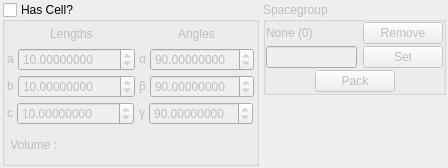
Qt form trunk/src/gui/celldefine.ui (trisyoungs/aten) before a commit.
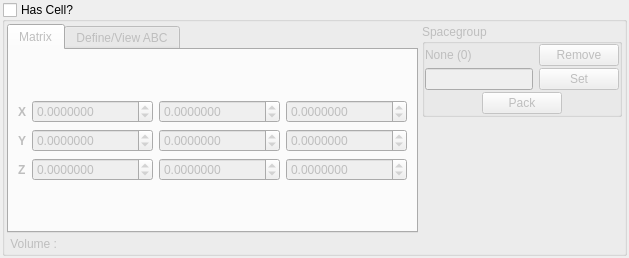
The same form after that commit. Icons and pictures are not drawn.

Commit message: Updated CellDefine window to work with Cell matrix rather than cell lengths and angles, and added separate page to set matrix from lengths/angles. Fixed - Had forgotten to remove default printing of new measurement values in Model::addMeasurement(), and measured values were still not being return correctly. Modified CellEvent to store matrices rather than lengths and angles.

```diff
--- a/trunk/src/gui/celldefine.ui
+++ b/trunk/src/gui/celldefine.ui
@@ -5,8 +5,8 @@
    <rect>
     <x>0</x>
     <y>0</y>
-    <width>448</width>
-    <height>168</height>
+    <width>529</width>
+    <height>258</height>
    </rect>
   </property>
   <property name="windowTitle" >
@@ -16,7 +16,7 @@
    <iconset resource="icons.qrc" >
     <normaloff>:/stackicons/icons/stack_celldefine.svg</normaloff>:/stackicons/icons/stack_celldefine.svg</iconset>
   </property>
-  <layout class="QHBoxLayout" >
+  <layout class="QHBoxLayout" name="horizontalLayout_3" >
    <property name="spacing" >
     <number>4</number>
    </property>
@@ -34,13 +34,310 @@
      <property name="checked" >
       <bool>false</bool>
      </property>
-     <layout class="QVBoxLayout" >
+     <layout class="QHBoxLayout" name="horizontalLayout_2" >
       <property name="spacing" >
        <number>4</number>
       </property>
       <property name="margin" >
        <number>2</number>
       </property>
+      <item>
+       <layout class="QVBoxLayout" name="verticalLayout_2" >
+        <item>
+         <widget class="QTabWidget" name="CellTabs" >
+          <property name="tabPosition" >
+           <enum>QTabWidget::North</enum>
+          </property>
+          <property name="currentIndex" >
+           <number>0</number>
+          </property>
+          <widget class="QWidget" name="CellMatrixTab" >
+           <property name="geometry" >
+            <rect>
+             <x>0</x>
+             <y>0</y>
+             <width>308</width>
+             <height>174</height>
+            </rect>
+           </property>
+           <attribute name="title" >
+            <string>Matrix</string>
+           </attribute>
+           <layout class="QVBoxLayout" name="verticalLayout_3" >
+            <item>
+             <layout class="QGridLayout" name="gridLayout" >
+              <item row="0" column="0" >
+               <widget class="QLabel" name="label" >
+                <property name="sizePolicy" >
+                 <sizepolicy vsizetype="Preferred" hsizetype="Minimum" >
+                  <horstretch>0</horstretch>
+                  <verstretch>0</verstretch>
+                 </sizepolicy>
+                </property>
+                <property name="font" >
+                 <font>
+                  <weight>75</weight>
+                  <bold>true</bold>
+                 </font>
+                </property>
+                <property name="text" >
+                 <string>X</string>
+                </property>
+               </widget>
+              </item>
+              <item row="0" column="1" >
+               <widget class="QDoubleSpinBox" name="CellMatrixXXSpin" >
+                <property name="sizePolicy" >
+                 <sizepolicy vsizetype="Fixed" hsizetype="Expanding" >
+                  <horstretch>0</horstretch>
+                  <verstretch>0</verstretch>
+                 </sizepolicy>
+                </property>
+                <property name="toolTip" >
+                 <string>X-component of the X-axis</string>
+                </property>
+                <property name="decimals" >
+                 <number>7</number>
+                </property>
+                <property name="minimum" >
+                 <double>-100000000.000000000000000</double>
+                </property>
+                <property name="maximum" >
+                 <double>10000000.000000000000000</double>
+                </property>
+               </widget>
+              </item>
+              <item row="0" column="2" >
+               <widget class="QDoubleSpinBox" name="CellMatrixXYSpin" >
+                <property name="sizePolicy" >
+                 <sizepolicy vsizetype="Fixed" hsizetype="Expanding" >
+                  <horstretch>0</horstretch>
+                  <verstretch>0</verstretch>
+                 </sizepolicy>
+                </property>
+                <property name="toolTip" >
+                 <string>Y-component of the X-axis</string>
+                </property>
+                <property name="decimals" >
+                 <number>7</number>
+                </property>
+                <property name="minimum" >
+                 <double>-100000000.000000000000000</double>
+                </property>
+                <property name="maximum" >
+                 <double>10000000.000000000000000</double>
+                </property>
+               </widget>
+              </item>
+              <item row="0" column="3" >
+               <widget class="QDoubleSpinBox" name="CellMatrixXZSpin" >
+                <property name="sizePolicy" >
+                 <sizepolicy vsizetype="Fixed" hsizetype="Expanding" >
+                  <horstretch>0</horstretch>
+                  <verstretch>0</verstretch>
+                 </sizepolicy>
+                </property>
+                <property name="toolTip" >
+                 <string>Z-component of the X-axis</string>
+                </property>
+                <property name="decimals" >
+                 <number>7</number>
+                </property>
+                <property name="minimum" >
+                 <double>-100000000.000000000000000</double>
+                </property>
+                <property name="maximum" >
+                 <double>10000000.000000000000000</double>
+                </property>
+               </widget>
+              </item>
+              <item row="1" column="0" >
+               <widget class="QLabel" name="label_2" >
+                <property name="sizePolicy" >
+                 <sizepolicy vsizetype="Preferred" hsizetype="Minimum" >
+                  <horstretch>0</horstretch>
+                  <verstretch>0</verstretch>
+                 </sizepolicy>
+                </property>
+                <property name="font" >
+                 <font>
+                  <weight>75</weight>
+                  <bold>true</bold>
+                 </font>
+                </property>
+                <property name="text" >
+                 <string>Y</string>
+                </property>
+               </widget>
+              </item>
+              <item row="1" column="1" >
+               <widget class="QDoubleSpinBox" name="CellMatrixYXSpin" >
+                <property name="sizePolicy" >
+                 <sizepolicy vsizetype="Fixed" hsizetype="Expanding" >
+                  <horstretch>0</horstretch>
+                  <verstretch>0</verstretch>
+                 </sizepolicy>
+                </property>
+                <property name="toolTip" >
+                 <string>X-component of the Y-axis</string>
+                </property>
+                <property name="decimals" >
+                 <number>7</number>
+                </property>
+                <property name="minimum" >
+                 <double>-100000000.000000000000000</double>
+                </property>
+                <property name="maximum" >
+                 <double>10000000.000000000000000</double>
+                </property>
+               </widget>
+              </item>
+              <item row="1" column="2" >
+               <widget class="QDoubleSpinBox" name="CellMatrixYYSpin" >
+                <property name="sizePolicy" >
+                 <sizepolicy vsizetype="Fixed" hsizetype="Expanding" >
+                  <horstretch>0</horstretch>
+                  <verstretch>0</verstretch>
+                 </sizepolicy>
+                </property>
+                <property name="toolTip" >
+                 <string>Y-component of the Y-axis</string>
+                </property>
+                <property name="decimals" >
+                 <number>7</number>
+                </property>
+                <property name="minimum" >
+                 <double>-100000000.000000000000000</double>
+                </property>
+                <property name="maximum" >
+                 <double>10000000.000000000000000</double>
+                </property>
+               </widget>
+              </item>
+              <item row="1" column="3" >
+               <widget class="QDoubleSpinBox" name="CellMatrixYZSpin" >
+                <property name="sizePolicy" >
+                 <sizepolicy vsizetype="Fixed" hsizetype="Expanding" >
+                  <horstretch>0</horstretch>
+                  <verstretch>0</verstretch>
+                 </sizepolicy>
+                </property>
+                <property name="toolTip" >
+                 <string>Z-component of the Y-axis</string>
+                </property>
+                <property name="decimals" >
+                 <number>7</number>
+                </property>
+                <property name="minimum" >
+                 <double>-100000000.000000000000000</double>
+                </property>
+                <property name="maximum" >
+                 <double>10000000.000000000000000</double>
+                </property>
+               </widget>
+              </item>
+              <item row="2" column="0" >
+               <widget class="QLabel" name="label_3" >
+                <property name="sizePolicy" >
+                 <sizepolicy vsizetype="Preferred" hsizetype="Minimum" >
+                  <horstretch>0</horstretch>
+                  <verstretch>0</verstretch>
+                 </sizepolicy>
+                </property>
+                <property name="font" >
+                 <font>
+                  <weight>75</weight>
+                  <bold>true</bold>
+                 </font>
+                </property>
+                <property name="text" >
+                 <string>Z</string>
+                </property>
+               </widget>
+              </item>
+              <item row="2" column="1" >
+               <widget class="QDoubleSpinBox" name="CellMatrixZXSpin" >
+                <property name="sizePolicy" >
+                 <sizepolicy vsizetype="Fixed" hsizetype="Expanding" >
+                  <horstretch>0</horstretch>
+                  <verstretch>0</verstretch>
+                 </sizepolicy>
+                </property>
+                <property name="toolTip" >
+                 <string>X-component of the Z-axis</string>
+                </property>
+                <property name="decimals" >
+                 <number>7</number>
+                </property>
+                <property name="minimum" >
+                 <double>-100000000.000000000000000</double>
+                </property>
+                <property name="maximum" >
+                 <double>10000000.000000000000000</double>
+                </property>
+               </widget>
+              </item>
+              <item row="2" column="2" >
+               <widget class="QDoubleSpinBox" name="CellMatrixZYSpin" >
+                <property name="sizePolicy" >
+                 <sizepolicy vsizetype="Fixed" hsizetype="Expanding" >
+                  <horstretch>0</horstretch>
+                  <verstretch>0</verstretch>
+                 </sizepolicy>
+                </property>
+                <property name="toolTip" >
+                 <string>Y-component of the Z-axis</string>
+                </property>
+                <property name="decimals" >
+                 <number>7</number>
+                </property>
+                <property name="minimum" >
+                 <double>-100000000.000000000000000</double>
+                </property>
+                <property name="maximum" >
+                 <double>10000000.000000000000000</double>
+                </property>
+               </widget>
+              </item>
+              <item row="2" column="3" >
+               <widget class="QDoubleSpinBox" name="CellMatrixZZSpin" >
+                <property name="sizePolicy" >
+                 <sizepolicy vsizetype="Fixed" hsizetype="Expanding" >
+                  <horstretch>0</horstretch>
+                  <verstretch>0</verstretch>
+                 </sizepolicy>
+                </property>
+                <property name="toolTip" >
+                 <string>Z-component of the Z-axis</string>
+                </property>
+                <property name="decimals" >
+                 <number>7</number>
+                </property>
+                <property name="minimum" >
+                 <double>-100000000.000000000000000</double>
+                </property>
+                <property name="maximum" >
+                 <double>10000000.000000000000000</double>
+                </property>
+               </widget>
+              </item>
+             </layout>
+            </item>
+           </layout>
+          </widget>
+          <widget class="QWidget" name="tab_2" >
+           <property name="geometry" >
+            <rect>
+             <x>0</x>
+             <y>0</y>
+             <width>308</width>
+             <height>174</height>
+            </rect>
+           </property>
+           <attribute name="title" >
+            <string>Define/View ABC</string>
+           </attribute>
+           <layout class="QVBoxLayout" name="verticalLayout" >
       <item>
        <layout class="QHBoxLayout" >
         <property name="spacing" >
@@ -419,6 +716,53 @@
        </layout>
       </item>
       <item>
+             <layout class="QHBoxLayout" name="horizontalLayout" >
+              <item>
+               <spacer name="horizontalSpacer" >
+                <property name="orientation" >
+                 <enum>Qt::Horizontal</enum>
+                </property>
+                <property name="sizeHint" stdset="0" >
+                 <size>
+                  <width>40</width>
+                  <height>20</height>
+                 </size>
+                </property>
+               </spacer>
+              </item>
+              <item>
+               <widget class="QPushButton" name="DefineFromABCButton" >
+                <property name="font" >
+                 <font>
+                  <weight>75</weight>
+                  <bold>true</bold>
+                 </font>
+                </property>
+                <property name="text" >
+                 <string>Define</string>
+                </property>
+               </widget>
+              </item>
+              <item>
+               <spacer name="horizontalSpacer_2" >
+                <property name="orientation" >
+                 <enum>Qt::Horizontal</enum>
+                </property>
+                <property name="sizeHint" stdset="0" >
+                 <size>
+                  <width>40</width>
+                  <height>20</height>
+                 </size>
+                </property>
+               </spacer>
+              </item>
+             </layout>
+            </item>
+           </layout>
+          </widget>
+         </widget>
+        </item>
+        <item>
        <widget class="QLabel" name="CellVolumeLabel" >
         <property name="text" >
          <string> Volume : </string>
@@ -426,7 +770,6 @@
        </widget>
       </item>
      </layout>
-    </widget>
    </item>
    <item>
     <layout class="QVBoxLayout" >
@@ -441,6 +784,12 @@
        <property name="enabled" >
         <bool>false</bool>
        </property>
+          <property name="sizePolicy" >
+           <sizepolicy vsizetype="Preferred" hsizetype="MinimumExpanding" >
+            <horstretch>0</horstretch>
+            <verstretch>0</verstretch>
+           </sizepolicy>
+          </property>
        <property name="title" >
         <string>Spacegroup</string>
        </property>
@@ -538,7 +887,7 @@
             </property>
             <property name="sizeHint" stdset="0" >
              <size>
-              <width>40</width>
+                 <width>20</width>
               <height>20</height>
              </size>
             </property>
@@ -561,7 +910,7 @@
             </property>
             <property name="sizeHint" stdset="0" >
              <size>
-              <width>40</width>
+                 <width>20</width>
               <height>20</height>
              </size>
             </property>
@@ -586,6 +935,9 @@
       </spacer>
      </item>
     </layout>
+      </item>
+     </layout>
+    </widget>
    </item>
   </layout>
  </widget>
```
Lines whose indentation alone changed are shown as unchanged. The commit also changes 10 other files.
